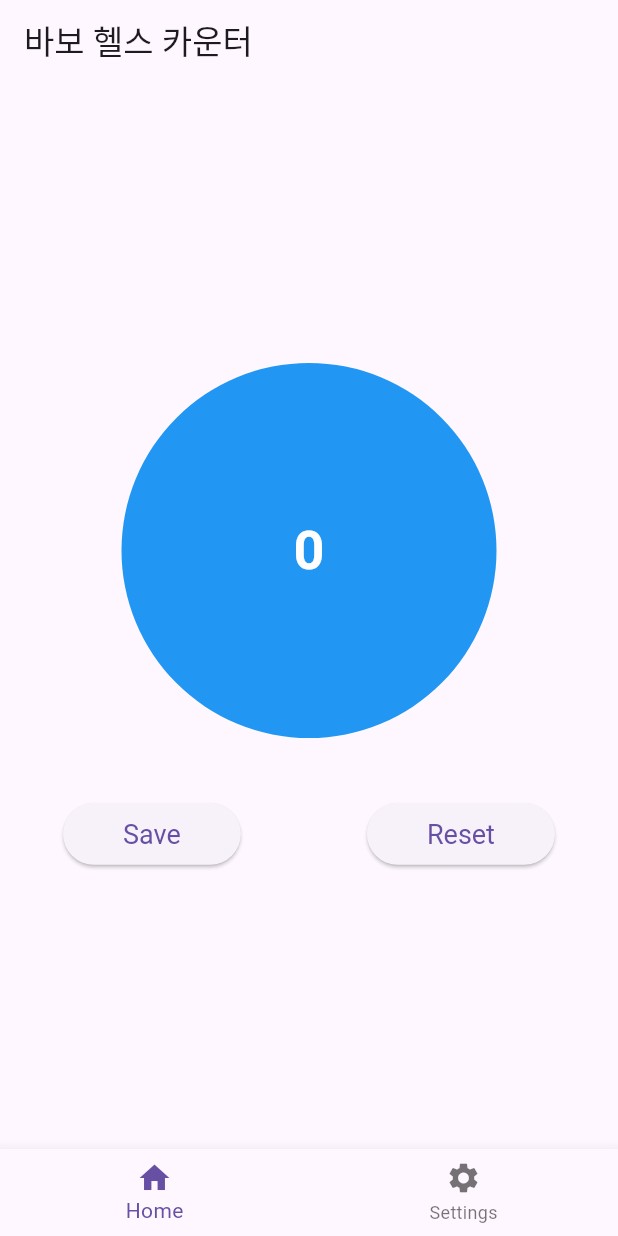
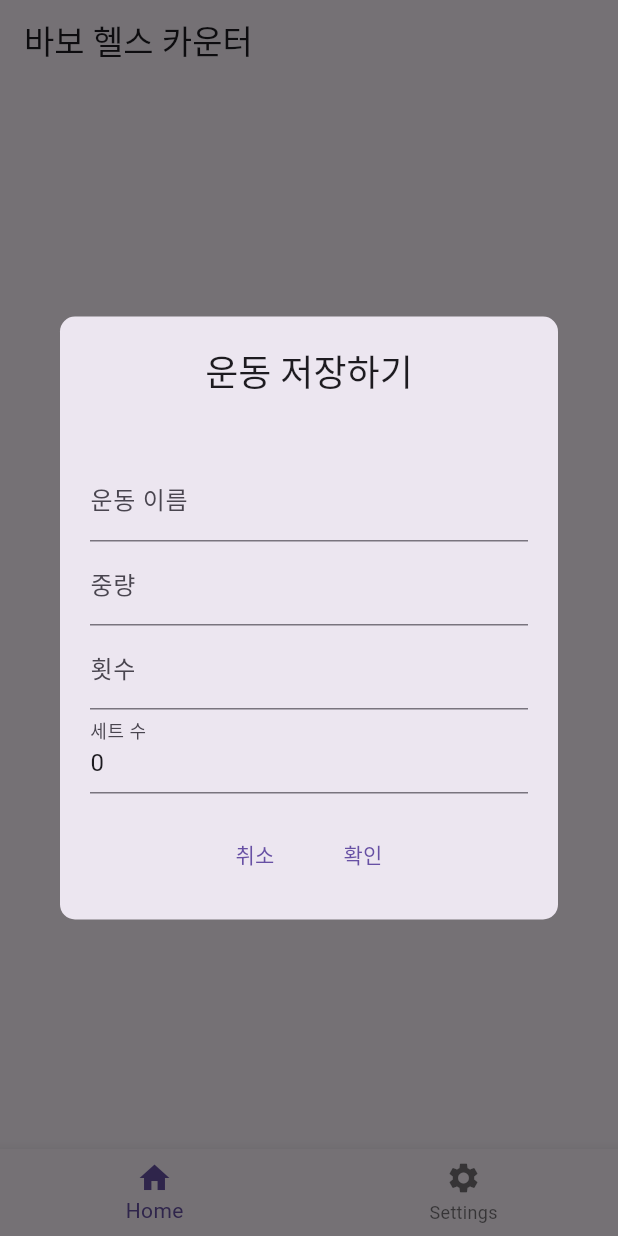
Before and after one commit to TaeBbong/babo-health, a Flutter app: the screen it shows after launch, after a tap on "Save", on a phone screen of 412 x 824 dp. Run offline on Flutter 3.47's test engine with Material 3 defaults, Android fonts, the phone set to English and light mode, and no system bars; drawn by our look-alikes of flutter_form_builder; our stand-ins replace form_builder_validators, freezed_annotation, get, sqflite; accounts and stored records are empty.

```diff
--- a/lib/bindings/initial_bindings.dart
+++ b/lib/bindings/initial_bindings.dart
@@ -1,11 +1,13 @@
 import 'package:get/get.dart';
+import '../utils/sqlite_helper.dart';
 import '../viewmodels/controller_counter.dart';
 import '../viewmodels/controller_main.dart';
 
 class InitialBindings extends Bindings {
   @override
-  void dependencies() {
+  void dependencies() async {
     Get.put(MainController(), permanent: true);
     Get.put(CounterController());
+    await SqfliteHelper().database;
   }
 }
--- a/lib/models/wod.dart
+++ b/lib/models/wod.dart
@@ -6,9 +6,10 @@ part 'wod.g.dart';
 @freezed
 class Wod with _$Wod {
   factory Wod(
-      {required int date,
+      {int? id,
+      required int date,
       required String work,
-      required int set,
+      required int setCount,
       required int rep,
       required double weight}) = _Wod;
   factory Wod.fromJson(Map<String, dynamic> json) => _$WodFromJson(json);
--- a/lib/utils/sqlite_helper.dart
+++ b/lib/utils/sqlite_helper.dart
@@ -0,0 +1,77 @@
+import 'package:sqflite/sqflite.dart';
+import 'package:path/path.dart';
+
+import '../models/wod.dart';
+
+class SqfliteHelper {
+  static final SqfliteHelper _instance = SqfliteHelper._internal();
+  factory SqfliteHelper() => _instance;
+  SqfliteHelper._internal();
+
+  static Database? _database;
+
+  Future<Database> get database async {
+    if (_database != null) return _database!;
+    _database = await _initDB('wod.db');
+    return _database!;
+  }
+
+  Future<Database> _initDB(String dbName) async {
+    final dbPath = await getDatabasesPath();
+    final path = join(dbPath, dbName);
+
+    return await openDatabase(
+      path,
+      version: 1,
+      onCreate: _createDB,
+    );
+  }
+
+  Future _createDB(Database db, int version) async {
+    await db.execute('''
+    CREATE TABLE Wods (
+      id INTEGER PRIMARY KEY AUTOINCREMENT,
+      date INTEGER NOT NULL,
+      work TEXT NOT NULL,
+      setCount INTEGER NOT NULL,
+      rep INTEGER NOT NULL,
+      weight REAL NOT NULL
+    )
+    ''');
+  }
+
+  // Insert a Wod into the database
+  Future<int> insertWod(Wod wod) async {
+    final db = await database;
+    return await db.insert(
+      'Wods',
+      wod.toJson()..remove('id'), // Remove id from the map before inserting
+      conflictAlgorithm: ConflictAlgorithm.replace,
+    );
+  }
+
+  // Fetch all Wods from the database
+  Future<List<Wod>> getAllWods() async {
+    final db = await database;
+    final result = await db.query('Wods'); // Fetch all Wods, including id
+
+    // Map each result to a Wod object
+    return result.map((json) => Wod.fromJson(json)).toList();
+  }
+
+  // Delete a Wod by id
+  Future<int> deleteWod(int id) async {
+    final db = await database;
+    return await db.delete(
+      'Wods',
+      where: 'id = ?',
+      whereArgs: [id],
+    );
+  }
+
+  // Close the database connection
+  Future close() async {
+    final db = await database;
+    db.close();
+  }
+}
--- a/lib/viewmodels/controller_counter.dart
+++ b/lib/viewmodels/controller_counter.dart
@@ -1,4 +1,9 @@
+import 'package:flutter/material.dart';
+import 'package:flutter_form_builder/flutter_form_builder.dart';
+import 'package:form_builder_validators/form_builder_validators.dart';
 import 'package:get/get.dart';
+import 'package:health_count/models/wod.dart';
+import 'package:health_count/utils/sqlite_helper.dart';
 
 class CounterController extends GetxController {
   var count = 0.obs;
@@ -8,12 +13,95 @@ class CounterController extends GetxController {
     count.value++;
   }
 
-  void save() {
+  void save() async {
+    final SqfliteHelper dbHelper = SqfliteHelper();
     savedCount.value = count.value;
-    // You can add logic to save this value in a database or persistent storage
+    String title = '';
+    double weight = 0.0;
+    int rep = 0;
+    int set = savedCount.value;
+
+    Get.defaultDialog(
+      radius: 10,
+      titlePadding: const EdgeInsets.all(20),
+      contentPadding: const EdgeInsets.fromLTRB(20, 20, 20, 20),
+      title: "운동 저장하기",
+      content: SizedBox(
+        width: Get.size.width * 0.9,
+        child: FormBuilder(
+          child: Column(
+            children: [
+              FormBuilderTextField(
+                validator: FormBuilderValidators.compose([
+                  FormBuilderValidators.required(),
+                ]),
+                name: 'title',
+                decoration: const InputDecoration(labelText: "운동 이름"),
+                onChanged: (value) {
+                  title = value!;
+                },
+              ),
+              FormBuilderTextField(
+                validator: FormBuilderValidators.compose([
+                  FormBuilderValidators.required(),
+                ]),
+                name: 'weight',
+                decoration: const InputDecoration(labelText: "중량"),
+                onChanged: (value) {
+                  weight = double.parse(value!);
+                },
+              ),
+              FormBuilderTextField(
+                validator: FormBuilderValidators.compose([
+                  FormBuilderValidators.required(),
+                ]),
+                name: 'rep',
+                decoration: const InputDecoration(labelText: "횟수"),
+                onChanged: (value) {
+                  rep = int.parse(value!);
+                },
+              ),
+              FormBuilderTextField(
+                name: 'set',
+                readOnly: true,
+                decoration: const InputDecoration(labelText: "세트 수"),
+                initialValue: '${savedCount.value}',
+              ),
+            ],
+          ),
+        ),
+      ),
+      confirm: TextButton(
+          onPressed: () async {
+            // save to sql
+            await dbHelper.insertWod(Wod(
+                date: DateTime.now().millisecondsSinceEpoch,
+                work: title,
+                setCount: set,
+                rep: rep,
+                weight: weight));
+            // reset
+            reset();
+            Get.back(closeOverlays: true);
+            Get.showSnackbar(GetSnackBar(
+              message: '운동이 기록되었습니다!',
+              duration: Duration(seconds: 3),
+            ));
+          },
+          child: const Text('확인')),
+      cancel: TextButton(
+        onPressed: () {
+          Get.back(closeOverlays: true);
+        },
+        child: const Text('취소'),
+      ),
+    );
   }
 
-  void reset() {
+  void reset() async {
+    final SqfliteHelper dbHelper = SqfliteHelper();
     count.value = 0;
+    final results = await dbHelper.getAllWods();
+    print(results);
   }
 }
--- a/pubspec.yaml
+++ b/pubspec.yaml
@@ -11,9 +11,11 @@ dependencies:
     sdk: flutter
   freezed_annotation:
   json_annotation:
-  # sqflite:
+  sqflite: ^2.4.0
   font_awesome_flutter:
   get:
+  flutter_form_builder: ^9.5.0
+  form_builder_validators: ^11.0.0
 
 dev_dependencies:
   flutter_test:
```
Also changed, not shown: lib/models/wod.freezed.dart, lib/models/wod.g.dart, pubspec.lock, 7 other files.
